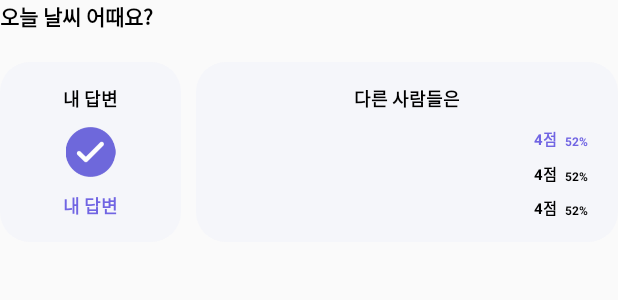
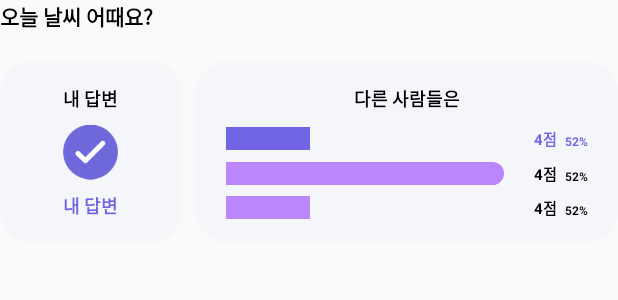
Before and after one commit to gjgustjd/WeatherChat, an Android app: the layout list_item_survey.xml on its own in the app's theme, with its tools: preview values and no code run, on a phone screen of 412 x 824 dp. Shown: the top 300 px of the screen. Run offline under Robolectric (Android 15) with nearby library versions, the phone set to English and light mode, and no system bars.

Commit message:
:bug: Fix:서베이 질문 순서 오류 해결
서베이 질문 순서 변경

```diff
--- a/app/src/main/res/layout/list_item_survey.xml
+++ b/app/src/main/res/layout/list_item_survey.xml
@@ -48,8 +48,8 @@
             style="@style/imgViewAdjusted"
             android:layout_width="0dp"
             android:layout_height="0dp"
-            android:layout_marginTop="10dp"
-            android:layout_marginBottom="10dp"
+            android:layout_marginTop="5dp"
+            android:layout_marginBottom="5dp"
             app:layout_constraintBottom_toTopOf="@id/txt_my_score"
             app:layout_constraintEnd_toEndOf="parent"
             app:layout_constraintStart_toStartOf="parent"
@@ -183,13 +183,16 @@
                 android:layout_height="0dp"
                 android:layout_marginEnd="20dp"
                 android:background="@android:color/transparent"
+                android:indeterminate="false"
                 android:max="100"
+                android:progress="30"
                 android:progressDrawable="@drawable/progress_default_background"
                 android:progressTint="@color/primaryPurple"
                 app:layout_constraintBottom_toBottomOf="@+id/txt_first_score"
                 app:layout_constraintEnd_toStartOf="@+id/txt_first_score"
                 app:layout_constraintStart_toStartOf="parent"
-                app:layout_constraintTop_toTopOf="parent" />
+                app:layout_constraintTop_toTopOf="parent"
+                app:trackCornerRadius="100dp" />
 
             <ProgressBar
                 android:id="@+id/progress_second"
@@ -199,6 +202,7 @@
                 android:layout_marginEnd="20dp"
                 android:background="@android:color/transparent"
                 android:max="100"
+                android:progress="100"
                 android:progressDrawable="@drawable/progress_default_background"
                 app:layout_constraintBottom_toBottomOf="@+id/txt_second_score"
                 app:layout_constraintEnd_toStartOf="@+id/txt_second_score"
--- a/app/src/main/res/values/strings.xml
+++ b/app/src/main/res/values/strings.xml
@@ -58,8 +58,8 @@
         <item>오늘 어떤 음료가 땡기세요? ☕️</item>
         <item>오늘 어떤 간식이 땡기세요? 🍩</item>
         <item>오늘 어떤 활동이 좋을까요? 👟</item>
-        <item>오늘 어떤 음악이 잘 어울릴까요? 🎵</item>
         <item>오늘 뭐 타고 갈까요? 🚗</item>
         <item>오늘 어디로 놀러가고 싶으세요? 🏝</item>
+        <item>오늘 어떤 음악이 잘 어울릴까요? 🎵</item>
     </string-array>
 </resources>
```
